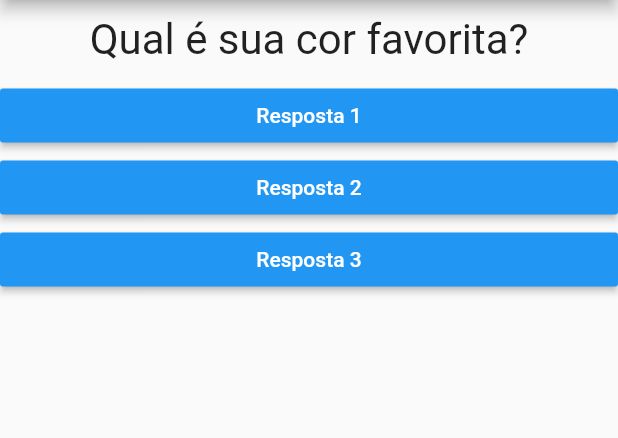
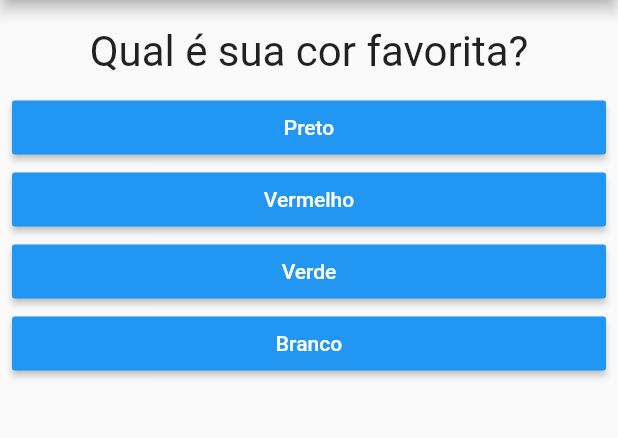
Before and after one commit to gabrieldarlan/app_perguntas_v01, a Flutter app: the screen it shows after launch, on a phone screen of 412 x 824 dp, the part 84-522 px from its top. Run offline on Flutter 3.47's test engine with Material 2 defaults, Android fonts, the phone set to English and light mode, and no system bars.

Commit message:
map de perguntas e respostas 46

```diff
--- a/projeto_perguntas/lib/main.dart
+++ b/projeto_perguntas/lib/main.dart
@@ -18,23 +18,37 @@ class _PerguntaAppState extends State<PerguntaApp> {
 
   @override
   Widget build(BuildContext context) {
-    final pergutas = [
-      'Qual é sua cor favorita?',
-      'Qual é seu animal favorito?',
+    final List<Map<String, Object>> pergutas = [
+      {
+        'texto': 'Qual é sua cor favorita?',
+        'respostas': ['Preto', 'Vermelho', 'Verde', 'Branco'],
+      },
+      {
+        'texto': 'Qual é seu animal favorito?',
+        'respostas': ['Coelho', 'Cobra', 'Xinxila', 'Urso Dourado'],
+      },
+      {
+        'texto': 'Qual seu instrutor favorito?',
+        'respostas': ['Maria', 'Pedro', 'João', 'Nayara'],
+      },
     ];
+
+    List<String> respostas = pergutas[_perguntaSelecionada]['respostas'];
+
     return MaterialApp(
       debugShowCheckedModeBanner: false,
       home: Scaffold(
         appBar: AppBar(
           title: Text('Perguntas'),
         ),
-        body: Column(
-          children: <Widget>[
-            Questao(pergutas[_perguntaSelecionada]),
-            Resposta('Resposta 1', _responder),
-            Resposta('Resposta 2', _responder),
-            Resposta('Resposta 3', _responder),
-          ],
+        body: Padding(
+          padding: const EdgeInsets.all(8.0),
+          child: Column(
+            children: <Widget>[
+              Questao(pergutas[_perguntaSelecionada]['texto']),
+              ...respostas.map((t) => Resposta(t, _responder)).toList(),
+            ],
+          ),
         ),
       ),
     );
--- a/projeto_perguntas/pubspec.yaml
+++ b/projeto_perguntas/pubspec.yaml
@@ -14,7 +14,7 @@ description: A new Flutter project.
 version: 1.0.0+1
 
 environment:
-  sdk: ">=2.1.0 <3.0.0"
+  sdk: ">=2.3.0 <3.0.0"
 
 dependencies:
   flutter:
```
